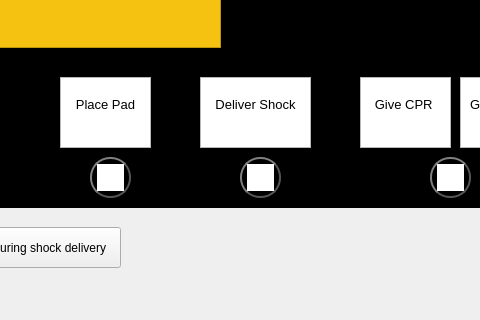
This is mainwindow.ui in Winterprism/Comp3004-Group-Project as Qt 5 draws it before an edit; both pictures show x 300 to 780 and y 403 to 723 of the 1242 by 723 pixel window. The edited form follows.
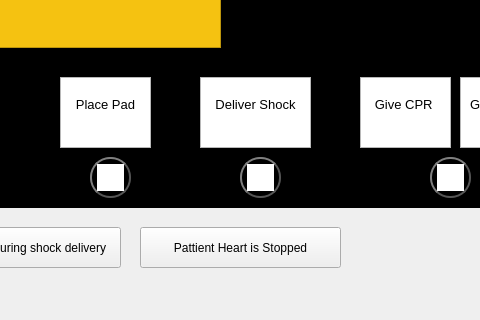
This is the edited form.

```diff
--- a/mainwindow.ui
+++ b/mainwindow.ui
@@ -1022,6 +1022,19 @@
 &lt;p align=&quot;center&quot; style=&quot; margin-top:0px; margin-bottom:0px; margin-left:0px; margin-right:0px; -qt-block-indent:0; text-indent:0px;&quot;&gt;&lt;span style=&quot; font-family:'DejaVu Sans'; font-weight:600;&quot;&gt;SHOCK ADVISED&lt;/span&gt;&lt;/p&gt;&lt;/body&gt;&lt;/html&gt;</string>
     </property>
    </widget>
+   <widget class="QPushButton" name="heartIsStopped">
+    <property name="geometry">
+     <rect>
+      <x>440</x>
+      <y>630</y>
+      <width>201</width>
+      <height>41</height>
+     </rect>
+    </property>
+    <property name="text">
+     <string>Pattient Heart is Stopped</string>
+    </property>
+   </widget>
    <zorder>AEDDisplay</zorder>
    <zorder>textEdit</zorder>
    <zorder>GUIConsole</zorder>
```
Left out of the diff: 1 changed line with no effect on the pictures.
